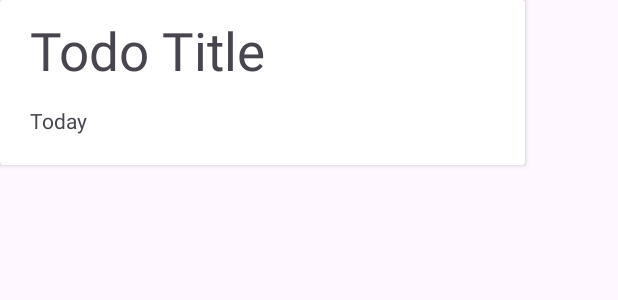
After one commit to cirosilvano/YouToDo, an Android app: the layout cardview_item.xml on its own in the app's theme, with its tools: preview values and no code run, on a phone screen of 412 x 824 dp. The commit adds this screen. Shown: the top 300 px of the screen. Run offline under Robolectric (Android 15) with nearby library versions, the phone set to English and light mode, and no system bars; Roboto replaces fonts that are not available here.

Commit message:
aggiunta grafica menu, iniziato cardview

```diff
--- /dev/null
+++ b/app/src/main/res/drawable/ic_baseline_done_35.xml
@@ -0,0 +1,5 @@
+<vector android:height="35dp" android:tint="#000000"
+    android:viewportHeight="24" android:viewportWidth="24"
+    android:width="35dp" xmlns:android="http://schemas.android.com/apk/res/android">
+    <path android:fillColor="@android:color/white" android:pathData="M9,16.2L4.8,12l-1.4,1.4L9,19 21,7l-1.4,-1.4L9,16.2z"/>
+</vector>
--- /dev/null
+++ b/app/src/main/res/drawable/ic_baseline_settings_35.xml
@@ -0,0 +1,5 @@
+<vector android:height="24dp" android:tint="#000000"
+    android:viewportHeight="24" android:viewportWidth="24"
+    android:width="24dp" xmlns:android="http://schemas.android.com/apk/res/android">
+    <path android:fillColor="@android:color/white" android:pathData="M19.14,12.94c0.04,-0.3 0.06,-0.61 0.06,-0.94c0,-0.32 -0.02,-0.64 -0.07,-0.94l2.03,-1.58c0.18,-0.14 0.23,-0.41 0.12,-0.61l-1.92,-3.32c-0.12,-0.22 -0.37,-0.29 -0.59,-0.22l-2.39,0.96c-0.5,-0.38 -1.03,-0.7 -1.62,-0.94L14.4,2.81c-0.04,-0.24 -0.24,-0.41 -0.48,-0.41h-3.84c-0.24,0 -0.43,0.17 -0.47,0.41L9.25,5.35C8.66,5.59 8.12,5.92 7.63,6.29L5.24,5.33c-0.22,-0.08 -0.47,0 -0.59,0.22L2.74,8.87C2.62,9.08 2.66,9.34 2.86,9.48l2.03,1.58C4.84,11.36 4.8,11.69 4.8,12s0.02,0.64 0.07,0.94l-2.03,1.58c-0.18,0.14 -0.23,0.41 -0.12,0.61l1.92,3.32c0.12,0.22 0.37,0.29 0.59,0.22l2.39,-0.96c0.5,0.38 1.03,0.7 1.62,0.94l0.36,2.54c0.05,0.24 0.24,0.41 0.48,0.41h3.84c0.24,0 0.44,-0.17 0.47,-0.41l0.36,-2.54c0.59,-0.24 1.13,-0.56 1.62,-0.94l2.39,0.96c0.22,0.08 0.47,0 0.59,-0.22l1.92,-3.32c0.12,-0.22 0.07,-0.47 -0.12,-0.61L19.14,12.94zM12,15.6c-1.98,0 -3.6,-1.62 -3.6,-3.6s1.62,-3.6 3.6,-3.6s3.6,1.62 3.6,3.6S13.98,15.6 12,15.6z"/>
+</vector>
--- /dev/null
+++ b/app/src/main/res/layout/cardview_item.xml
@@ -0,0 +1,35 @@
+<?xml version="1.0" encoding="utf-8"?>
+<androidx.cardview.widget.CardView xmlns:android="http://schemas.android.com/apk/res/android"
+    xmlns:app="http://schemas.android.com/apk/res-auto"
+    xmlns:tools="http://schemas.android.com/tools"
+    android:layout_width="350dp"
+    android:layout_height="wrap_content">
+
+    <androidx.constraintlayout.widget.ConstraintLayout
+        android:layout_width="match_parent"
+        android:layout_height="match_parent">
+
+        <TextView
+            android:id="@+id/textView2"
+            android:layout_width="match_parent"
+            android:layout_height="100dp"
+            android:layout_marginStart="20dp"
+            android:layout_marginTop="10dp"
+            android:text="Todo Title"
+            android:textSize="35sp"
+            app:layout_constraintStart_toStartOf="parent"
+            app:layout_constraintTop_toTopOf="parent" />
+
+        <TextView
+            android:id="@+id/textView5"
+            android:layout_width="wrap_content"
+            android:layout_height="wrap_content"
+            android:layout_marginStart="20dp"
+            android:layout_marginBottom="20dp"
+            android:text="Today"
+            app:layout_constraintBottom_toBottomOf="parent"
+            app:layout_constraintStart_toStartOf="parent" />
+
+    </androidx.constraintlayout.widget.ConstraintLayout>
+
+</androidx.cardview.widget.CardView>
```
Also changed, not shown: app/src/main/res/menu/menu_main.xml (+4 -4 lines).
